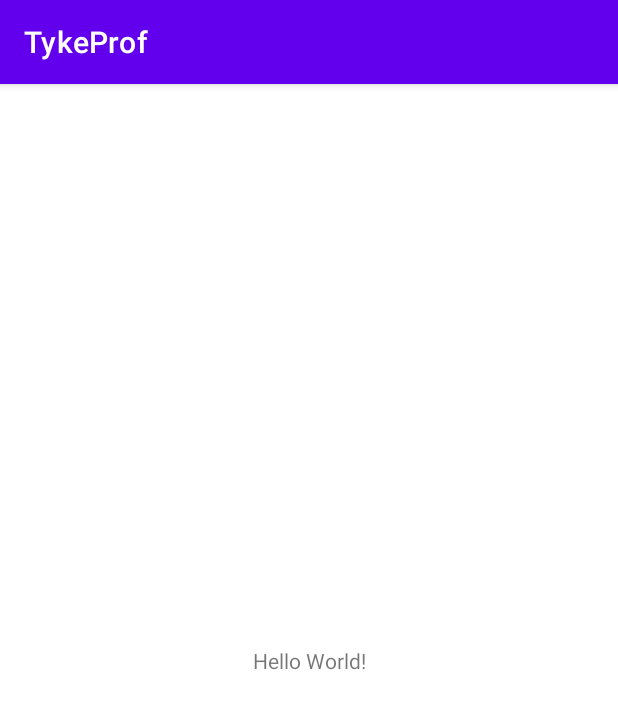
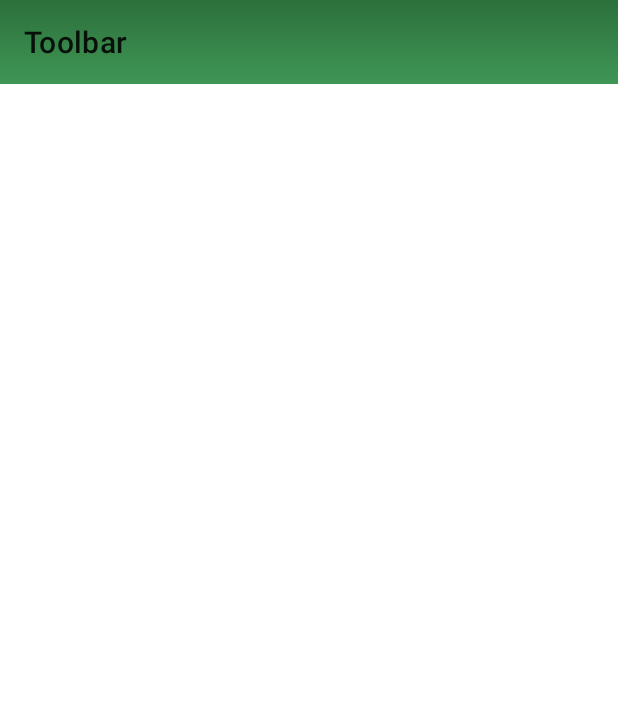
Before and after one commit to adrianegil/TykeProf, an Android app: the screen it shows after launch (MainActivity), on a phone screen of 412 x 824 dp. Shown: the top 709 px of the screen. Run offline under Robolectric (Android 15) with nearby library versions, the phone set to English and light mode, and no system bars.

Commit message:
added dependencies and colors

```diff
--- a/app/build.gradle
+++ b/app/build.gradle
@@ -29,13 +29,31 @@ android {
 
 dependencies {
 
+    //implementation fileTree(dir: 'libs', include: ['*.jar'])
     implementation 'androidx.appcompat:appcompat:1.2.0'
+    //implementation 'androidx.legacy:legacy-support-v4:1.0.0'
 
+    //TESTING
+    testImplementation 'junit:junit:4.12'
+    androidTestImplementation 'androidx.test.ext:junit:1.1.0'
+    androidTestImplementation 'androidx.test.espresso:espresso-core:3.1.1'
+
+    //VIEW
     implementation 'com.google.android.material:material:1.4.0'
     implementation 'androidx.constraintlayout:constraintlayout:2.0.1'
 
+    //DATA PERSISTENCE
+    implementation 'androidx.room:room-runtime:2.3.0'
+    //implementation 'androidx.room:room-common:2.3.0'
+    annotationProcessor "androidx.room:room-compiler:2.3.0"
+    testImplementation "androidx.room:room-testing:2.3.0"
 
-    testImplementation 'junit:junit:4.12'
-    androidTestImplementation 'androidx.test.ext:junit:1.1.0'
-    androidTestImplementation 'androidx.test.espresso:espresso-core:3.1.1'
+    //WEB SERVICES
+    implementation 'com.squareup.retrofit2:retrofit:2.9.0'
+    implementation 'com.squareup.retrofit2:converter-gson:2.9.0'
+    //implementation 'com.squareup.okhttp3:okhttp:4.9.0'
+    implementation 'com.squareup.okhttp3:logging-interceptor:4.9.0'
+
+    //USER PREFERENCES OR CONFIGURATIONS
+    implementation 'androidx.preference:preference:1.1.1'
 }
--- a/app/src/main/AndroidManifest.xml
+++ b/app/src/main/AndroidManifest.xml
@@ -1,6 +1,8 @@
 <?xml version="1.0" encoding="utf-8"?>
 <manifest xmlns:android="http://schemas.android.com/apk/res/android"
     package="cu.cujae.gilsoft.tykeprof">
+
+    <uses-permission android:name="android.permission.INTERNET" />
 
     <application
         android:allowBackup="true"
--- /dev/null
+++ b/app/src/main/res/drawable/gradient_toolbar.xml
@@ -0,0 +1,14 @@
+<?xml version="1.0" encoding="utf-8"?>
+<selector
+    xmlns:android="http://schemas.android.com/apk/res/android">
+    <item>
+        <shape>
+            <gradient
+                android:startColor="@color/colorPrimaryDark"
+                android:endColor="@color/colorToolbarTyke"
+                android:angle="270"
+                >
+            </gradient>
+        </shape>
+    </item>
+</selector>
--- a/app/src/main/res/layout/activity_main.xml
+++ b/app/src/main/res/layout/activity_main.xml
@@ -6,13 +6,18 @@
     android:layout_height="match_parent"
     tools:context=".MainActivity">
 
-    <TextView
-        android:layout_width="wrap_content"
+    <androidx.appcompat.widget.Toolbar
+        android:id="@+id/toolbar"
+        android:layout_width="0dp"
         android:layout_height="wrap_content"
-        android:text="Hello World!"
-        app:layout_constraintBottom_toBottomOf="parent"
-        app:layout_constraintLeft_toLeftOf="parent"
-        app:layout_constraintRight_toRightOf="parent"
-        app:layout_constraintTop_toTopOf="parent" />
+        android:background="@drawable/gradient_toolbar"
+        android:minHeight="?attr/actionBarSize"
+        android:theme="?attr/actionBarTheme"
+        app:layout_constraintEnd_toEndOf="parent"
+        app:layout_constraintStart_toStartOf="parent"
+        app:layout_constraintTop_toTopOf="parent"
+        app:title="Toolbar" />
+
+
 
 </androidx.constraintlayout.widget.ConstraintLayout>
--- a/app/src/main/res/values-night/themes.xml
+++ b/app/src/main/res/values-night/themes.xml
@@ -1,9 +1,9 @@
 <resources xmlns:tools="http://schemas.android.com/tools">
     <!-- Base application theme. -->
-    <style name="Theme.TykeProf" parent="Theme.MaterialComponents.DayNight.DarkActionBar">
+    <style name="Theme.TykeProf" parent="Theme.MaterialComponents.DayNight.NoActionBar">
         <!-- Primary brand color. -->
-        <item name="colorPrimary">@color/purple_200</item>
-        <item name="colorPrimaryVariant">@color/purple_700</item>
+        <item name="colorPrimary">@color/colorToolbarTyke</item>
+        <item name="colorPrimaryVariant">@color/colorPrimaryDark</item>
         <item name="colorOnPrimary">@color/black</item>
         <!-- Secondary brand color. -->
         <item name="colorSecondary">@color/teal_200</item>
--- a/app/src/main/res/values/colors.xml
+++ b/app/src/main/res/values/colors.xml
@@ -1,10 +1,18 @@
 <?xml version="1.0" encoding="utf-8"?>
 <resources>
-    <color name="purple_200">#FFBB86FC</color>
-    <color name="purple_500">#FF6200EE</color>
-    <color name="purple_700">#FF3700B3</color>
+    //SYSTEM COLORS
     <color name="teal_200">#FF03DAC5</color>
     <color name="teal_700">#FF018786</color>
     <color name="black">#FF000000</color>
     <color name="white">#FFFFFFFF</color>
+
+    //TYKE COLORS
+    <color name="colorPrimaryDark">#2C703C</color>
+    <color name="colorToolbarTyke">#3F9655</color>
+    <color name="colorGrayTyke">#5D5B5B</color>
+    <color name="colorBlueLightTyke">#82B1FF</color>
+    <color name="colorRedTyke">#FF5252</color>
+    <color name="colorBlueDarkTyke">#2196F3</color>
+    <color name="colorSuccesTyke">#4CAF50</color>
+    <color name="colorYellowTyke">#FFC107</color>
 </resources>
--- a/app/src/main/res/values/themes.xml
+++ b/app/src/main/res/values/themes.xml
@@ -1,9 +1,9 @@
 <resources xmlns:tools="http://schemas.android.com/tools">
     <!-- Base application theme. -->
-    <style name="Theme.TykeProf" parent="Theme.MaterialComponents.DayNight.DarkActionBar">
+    <style name="Theme.TykeProf" parent="Theme.MaterialComponents.DayNight.NoActionBar">
         <!-- Primary brand color. -->
-        <item name="colorPrimary">@color/purple_500</item>
-        <item name="colorPrimaryVariant">@color/purple_700</item>
+        <item name="colorPrimary">@color/colorToolbarTyke</item>
+        <item name="colorPrimaryVariant">@color/colorPrimaryDark</item>
         <item name="colorOnPrimary">@color/white</item>
         <!-- Secondary brand color. -->
         <item name="colorSecondary">@color/teal_200</item>
```
